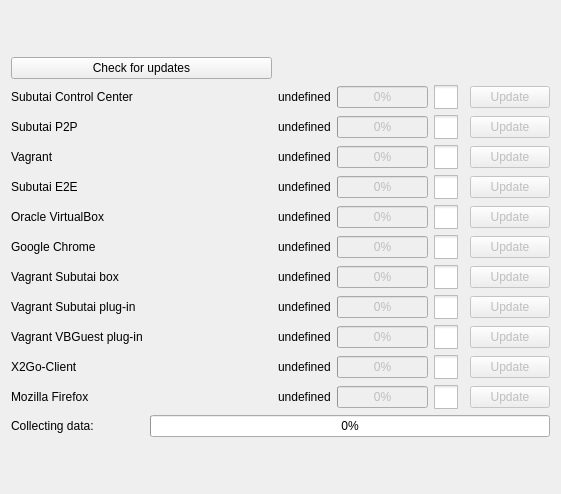
Qt form hub/forms/DlgAbout.ui (subutai-io/control-center) before a commit.
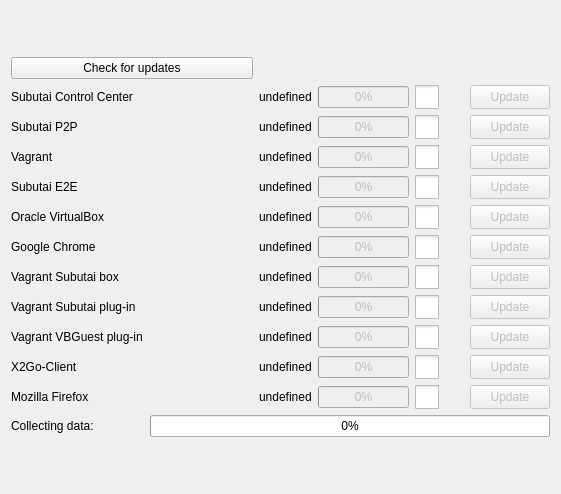
The same form after that commit. Icons and pictures are not drawn.

Commit message: added min  size of buttons(install, update)

The edit to the form file:
```diff
--- a/hub/forms/DlgAbout.ui
+++ b/hub/forms/DlgAbout.ui
@@ -49,11 +49,45 @@
      </item>
      <item row="0" column="0">
       <layout class="QGridLayout" name="gl_components" rowstretch="2,0,0,0,0,0,0,0,0,0,0,0,0,0" columnstretch="1,0,0,0,0">
+       <item row="12" column="2">
+        <widget class="QProgressBar" name="pb_x2go">
+         <property name="enabled">
+          <bool>false</bool>
+         </property>
+         <property name="sizePolicy">
+          <sizepolicy hsizetype="Preferred" vsizetype="Fixed">
+           <horstretch>0</horstretch>
+           <verstretch>0</verstretch>
+          </sizepolicy>
+         </property>
+         <property name="maximumSize">
+          <size>
+           <width>100</width>
+           <height>16777215</height>
+          </size>
+         </property>
+         <property name="value">
+          <number>0</number>
+         </property>
+        </widget>
+       </item>
        <item row="11" column="4">
         <widget class="QPushButton" name="btn_vbguest_plugin_update">
          <property name="enabled">
           <bool>false</bool>
          </property>
+         <property name="sizePolicy">
+          <sizepolicy hsizetype="Preferred" vsizetype="Fixed">
+           <horstretch>0</horstretch>
+           <verstretch>0</verstretch>
+          </sizepolicy>
+         </property>
+         <property name="maximumSize">
+          <size>
+           <width>80</width>
+           <height>30</height>
+          </size>
+         </property>
          <property name="text">
           <string>Update</string>
          </property>
@@ -64,21 +98,23 @@
          <property name="enabled">
           <bool>false</bool>
          </property>
+         <property name="sizePolicy">
+          <sizepolicy hsizetype="Preferred" vsizetype="Fixed">
+           <horstretch>0</horstretch>
+           <verstretch>0</verstretch>
+          </sizepolicy>
+         </property>
+         <property name="maximumSize">
+          <size>
+           <width>80</width>
+           <height>30</height>
+          </size>
+         </property>
          <property name="text">
           <string>Update</string>
          </property>
         </widget>
        </item>
-       <item row="10" column="2">
-        <widget class="QProgressBar" name="pb_subutai_plugin">
-         <property name="enabled">
-          <bool>false</bool>
-         </property>
-         <property name="value">
-          <number>0</number>
-         </property>
-        </widget>
-       </item>
        <item row="4" column="1">
         <widget class="QLabel" name="lbl_vagrant_version_val">
          <property name="text">
@@ -86,16 +122,6 @@
          </property>
         </widget>
        </item>
-       <item row="8" column="2">
-        <widget class="QProgressBar" name="pb_chrome">
-         <property name="enabled">
-          <bool>false</bool>
-         </property>
-         <property name="value">
-          <number>0</number>
-         </property>
-        </widget>
-       </item>
        <item row="1" column="1">
         <widget class="QLabel" name="lbl_tray_version_val">
          <property name="text">
@@ -108,6 +134,18 @@
          <property name="enabled">
           <bool>false</bool>
          </property>
+         <property name="sizePolicy">
+          <sizepolicy hsizetype="Preferred" vsizetype="Fixed">
+           <horstretch>0</horstretch>
+           <verstretch>0</verstretch>
+          </sizepolicy>
+         </property>
+         <property name="maximumSize">
+          <size>
+           <width>80</width>
+           <height>30</height>
+          </size>
+         </property>
          <property name="text">
           <string>Update</string>
          </property>
@@ -132,6 +170,18 @@
          <property name="enabled">
           <bool>false</bool>
          </property>
+         <property name="sizePolicy">
+          <sizepolicy hsizetype="Preferred" vsizetype="Fixed">
+           <horstretch>0</horstretch>
+           <verstretch>0</verstretch>
+          </sizepolicy>
+         </property>
+         <property name="maximumSize">
+          <size>
+           <width>80</width>
+           <height>30</height>
+          </size>
+         </property>
          <property name="text">
           <string>Update</string>
          </property>
@@ -159,6 +209,12 @@
            <verstretch>0</verstretch>
           </sizepolicy>
          </property>
+         <property name="maximumSize">
+          <size>
+           <width>242</width>
+           <height>16777215</height>
+          </size>
+         </property>
          <property name="text">
           <string>Check for updates</string>
          </property>
@@ -171,31 +227,23 @@
          </property>
         </widget>
        </item>
-       <item row="3" column="2">
-        <widget class="QProgressBar" name="pb_p2p">
-         <property name="enabled">
-          <bool>false</bool>
-         </property>
-         <property name="value">
-          <number>0</number>
-         </property>
-        </widget>
-       </item>
-       <item row="6" column="2">
-        <widget class="QProgressBar" name="pb_e2e">
-         <property name="enabled">
-          <bool>false</bool>
-         </property>
-         <property name="value">
-          <number>0</number>
-         </property>
-        </widget>
-       </item>
        <item row="4" column="4">
         <widget class="QPushButton" name="btn_vagrant_update">
          <property name="enabled">
           <bool>false</bool>
          </property>
+         <property name="sizePolicy">
+          <sizepolicy hsizetype="Preferred" vsizetype="Fixed">
+           <horstretch>0</horstretch>
+           <verstretch>0</verstretch>
+          </sizepolicy>
+         </property>
+         <property name="maximumSize">
+          <size>
+           <width>80</width>
+           <height>30</height>
+          </size>
+         </property>
          <property name="text">
           <string>Update</string>
          </property>
@@ -208,16 +256,6 @@
          </property>
         </widget>
        </item>
-       <item row="1" column="2">
-        <widget class="QProgressBar" name="pb_tray">
-         <property name="enabled">
-          <bool>false</bool>
-         </property>
-         <property name="value">
-          <number>0</number>
-         </property>
-        </widget>
-       </item>
        <item row="11" column="1">
         <widget class="QLabel" name="lbl_vbguest_plugin_version_val">
          <property name="text">
@@ -251,6 +289,18 @@
          <property name="enabled">
           <bool>false</bool>
          </property>
+         <property name="sizePolicy">
+          <sizepolicy hsizetype="Preferred" vsizetype="Fixed">
+           <horstretch>0</horstretch>
+           <verstretch>0</verstretch>
+          </sizepolicy>
+         </property>
+         <property name="maximumSize">
+          <size>
+           <width>80</width>
+           <height>30</height>
+          </size>
+         </property>
          <property name="text">
           <string>Update</string>
          </property>
@@ -261,21 +311,23 @@
          <property name="enabled">
           <bool>false</bool>
          </property>
+         <property name="sizePolicy">
+          <sizepolicy hsizetype="Preferred" vsizetype="Fixed">
+           <horstretch>0</horstretch>
+           <verstretch>0</verstretch>
+          </sizepolicy>
+         </property>
+         <property name="maximumSize">
+          <size>
+           <width>80</width>
+           <height>30</height>
+          </size>
+         </property>
          <property name="text">
           <string>Update</string>
          </property>
         </widget>
        </item>
-       <item row="13" column="2">
-        <widget class="QProgressBar" name="pb_firefox">
-         <property name="enabled">
-          <bool>false</bool>
-         </property>
-         <property name="value">
-          <number>0</number>
-         </property>
-        </widget>
-       </item>
        <item row="10" column="0">
         <widget class="QLabel" name="lbl_subutai_plugin_version">
          <property name="text">
@@ -316,6 +368,18 @@
          <property name="enabled">
           <bool>false</bool>
          </property>
+         <property name="sizePolicy">
+          <sizepolicy hsizetype="Preferred" vsizetype="Fixed">
+           <horstretch>0</horstretch>
+           <verstretch>0</verstretch>
+          </sizepolicy>
+         </property>
+         <property name="maximumSize">
+          <size>
+           <width>80</width>
+           <height>30</height>
+          </size>
+         </property>
          <property name="text">
           <string>Update</string>
          </property>
@@ -339,6 +403,18 @@
          <property name="enabled">
           <bool>false</bool>
          </property>
+         <property name="sizePolicy">
+          <sizepolicy hsizetype="Preferred" vsizetype="Fixed">
+           <horstretch>0</horstretch>
+           <verstretch>0</verstretch>
+          </sizepolicy>
+         </property>
+         <property name="maximumSize">
+          <size>
+           <width>80</width>
+           <height>30</height>
+          </size>
+         </property>
          <property name="text">
           <string>Update</string>
          </property>
@@ -349,6 +425,18 @@
          <property name="enabled">
           <bool>false</bool>
          </property>
+         <property name="sizePolicy">
+          <sizepolicy hsizetype="Preferred" vsizetype="Fixed">
+           <horstretch>0</horstretch>
+           <verstretch>0</verstretch>
+          </sizepolicy>
+         </property>
+         <property name="maximumSize">
+          <size>
+           <width>80</width>
+           <height>30</height>
+          </size>
+         </property>
          <property name="text">
           <string>Update</string>
          </property>
@@ -361,16 +449,6 @@
          </property>
         </widget>
        </item>
-       <item row="12" column="2">
-        <widget class="QProgressBar" name="pb_x2go">
-         <property name="enabled">
-          <bool>false</bool>
-         </property>
-         <property name="value">
-          <number>0</number>
-         </property>
-        </widget>
-       </item>
        <item row="9" column="0">
         <widget class="QLabel" name="lbl_subutai_box">
          <property name="text">
@@ -378,31 +456,23 @@
          </property>
         </widget>
        </item>
-       <item row="11" column="2">
-        <widget class="QProgressBar" name="pb_vbguest_plugin">
-         <property name="enabled">
-          <bool>false</bool>
-         </property>
-         <property name="value">
-          <number>0</number>
-         </property>
-        </widget>
-       </item>
-       <item row="4" column="2">
-        <widget class="QProgressBar" name="pb_vagrant">
-         <property name="enabled">
-          <bool>false</bool>
-         </property>
-         <property name="value">
-          <number>0</number>
-         </property>
-        </widget>
-       </item>
        <item row="12" column="4">
         <widget class="QPushButton" name="btn_x2go_update">
          <property name="enabled">
           <bool>false</bool>
          </property>
+         <property name="sizePolicy">
+          <sizepolicy hsizetype="Preferred" vsizetype="Fixed">
+           <horstretch>0</horstretch>
+           <verstretch>0</verstretch>
+          </sizepolicy>
+         </property>
+         <property name="maximumSize">
+          <size>
+           <width>80</width>
+           <height>30</height>
+          </size>
+         </property>
          <property name="text">
           <string>Update</string>
          </property>
@@ -415,26 +485,6 @@
          </property>
         </widget>
        </item>
-       <item row="7" column="2">
-        <widget class="QProgressBar" name="pb_oracle_virtualbox">
-         <property name="enabled">
-          <bool>false</bool>
-         </property>
-         <property name="value">
-          <number>0</number>
-         </property>
-        </widget>
-       </item>
-       <item row="9" column="2">
-        <widget class="QProgressBar" name="pb_subutai_box">
-         <property name="enabled">
-          <bool>false</bool>
-         </property>
-         <property name="value">
-          <number>0</number>
-         </property>
-        </widget>
-       </item>
        <item row="3" column="0">
         <widget class="QLabel" name="lbl_p2p_version">
          <property name="text">
@@ -444,6 +494,18 @@
        </item>
        <item row="1" column="3">
         <widget class="QCheckBox" name="cb_tray">
+         <property name="sizePolicy">
+          <sizepolicy hsizetype="Preferred" vsizetype="Fixed">
+           <horstretch>0</horstretch>
+           <verstretch>0</verstretch>
+          </sizepolicy>
+         </property>
+         <property name="maximumSize">
+          <size>
+           <width>16777215</width>
+           <height>30</height>
+          </size>
+         </property>
          <property name="styleSheet">
           <string notr="true">QCheckBox::indicator {
      width: 24px;
@@ -481,6 +543,18 @@
        </item>
        <item row="3" column="3">
         <widget class="QCheckBox" name="cb_p2p">
+         <property name="sizePolicy">
+          <sizepolicy hsizetype="Preferred" vsizetype="Fixed">
+           <horstretch>0</horstretch>
+           <verstretch>0</verstretch>
+          </sizepolicy>
+         </property>
+         <property name="maximumSize">
+          <size>
+           <width>16777215</width>
+           <height>30</height>
+          </size>
+         </property>
          <property name="styleSheet">
           <string notr="true">QCheckBox::indicator {
      width: 24px;
@@ -515,6 +589,18 @@
        </item>
        <item row="4" column="3">
         <widget class="QCheckBox" name="cb_vagrant">
+         <property name="sizePolicy">
+          <sizepolicy hsizetype="Preferred" vsizetype="Fixed">
+           <horstretch>0</horstretch>
+           <verstretch>0</verstretch>
+          </sizepolicy>
+         </property>
+         <property name="maximumSize">
+          <size>
+           <width>16777215</width>
+           <height>30</height>
+          </size>
+         </property>
          <property name="styleSheet">
           <string notr="true">QCheckBox::indicator {
      width: 24px;
@@ -549,6 +635,18 @@
        </item>
        <item row="6" column="3">
         <widget class="QCheckBox" name="cb_subutai_e2e">
+         <property name="sizePolicy">
+          <sizepolicy hsizetype="Preferred" vsizetype="Fixed">
+           <horstretch>0</horstretch>
+           <verstretch>0</verstretch>
+          </sizepolicy>
+         </property>
+         <property name="maximumSize">
+          <size>
+           <width>16777215</width>
+           <height>30</height>
+          </size>
+         </property>
          <property name="styleSheet">
           <string notr="true">QCheckBox::indicator {
      width: 24px;
@@ -583,6 +681,18 @@
        </item>
        <item row="7" column="3">
         <widget class="QCheckBox" name="cb_oracle_virtualbox">
+         <property name="sizePolicy">
+          <sizepolicy hsizetype="Preferred" vsizetype="Fixed">
+           <horstretch>0</horstretch>
+           <verstretch>0</verstretch>
+          </sizepolicy>
+         </property>
+         <property name="maximumSize">
+          <size>
+           <width>16777215</width>
+           <height>30</height>
+          </size>
+         </property>
          <property name="styleSheet">
           <string notr="true">QCheckBox::indicator {
      width: 24px;
@@ -617,6 +727,18 @@
        </item>
        <item row="8" column="3">
         <widget class="QCheckBox" name="cb_chrome">
+         <property name="sizePolicy">
+          <sizepolicy hsizetype="Preferred" vsizetype="Fixed">
+           <horstretch>0</horstretch>
+           <verstretch>0</verstretch>
+          </sizepolicy>
+         </property>
+         <property name="maximumSize">
+          <size>
+           <width>16777215</width>
+           <height>30</height>
+          </size>
+         </property>
          <property name="styleSheet">
           <string notr="true">QCheckBox::indicator {
      width: 24px;
@@ -651,6 +773,18 @@
        </item>
        <item row="9" column="3">
         <widget class="QCheckBox" name="cb_vagrant_box">
+         <property name="sizePolicy">
+          <sizepolicy hsizetype="Preferred" vsizetype="Fixed">
+           <horstretch>0</horstretch>
+           <verstretch>0</verstretch>
+          </sizepolicy>
+         </property>
+         <property name="maximumSize">
+          <size>
+           <width>16777215</width>
+           <height>30</height>
+          </size>
+         </property>
          <property name="styleSheet">
           <string notr="true">QCheckBox::indicator {
      width: 24px;
@@ -685,6 +819,18 @@
        </item>
        <item row="10" column="3">
         <widget class="QCheckBox" name="cb_vagrant_subtuai_plugin">
+         <property name="sizePolicy">
+          <sizepolicy hsizetype="Preferred" vsizetype="Fixed">
+           <horstretch>0</horstretch>
+           <verstretch>0</verstretch>
+          </sizepolicy>
+         </property>
+         <property name="maximumSize">
+          <size>
+           <width>16777215</width>
+           <height>30</height>
+          </size>
+         </property>
          <property name="styleSheet">
           <string notr="true">QCheckBox::indicator {
      width: 24px;
@@ -719,6 +865,18 @@
        </item>
        <item row="11" column="3">
         <widget class="QCheckBox" name="cb_vagrant_vbguest_plugin">
+         <property name="sizePolicy">
+          <sizepolicy hsizetype="Preferred" vsizetype="Fixed">
+           <horstretch>0</horstretch>
+           <verstretch>0</verstretch>
+          </sizepolicy>
+         </property>
+         <property name="maximumSize">
+          <size>
+           <width>16777215</width>
+           <height>30</height>
+          </size>
+         </property>
          <property name="styleSheet">
           <string notr="true">QCheckBox::indicator {
      width: 24px;
@@ -753,6 +911,18 @@
        </item>
        <item row="12" column="3">
         <widget class="QCheckBox" name="cb_x2goclient">
+         <property name="sizePolicy">
+          <sizepolicy hsizetype="Preferred" vsizetype="Fixed">
+           <horstretch>0</horstretch>
+           <verstretch>0</verstretch>
+          </sizepolicy>
+         </property>
+         <property name="maximumSize">
+          <size>
+           <width>16777215</width>
+           <height>30</height>
+          </size>
+         </property>
          <property name="styleSheet">
           <string notr="true">QCheckBox::indicator {
      width: 24px;
@@ -787,6 +957,18 @@
        </item>
        <item row="13" column="3">
         <widget class="QCheckBox" name="cb_firefox">
+         <property name="sizePolicy">
+          <sizepolicy hsizetype="Preferred" vsizetype="Fixed">
+           <horstretch>0</horstretch>
+           <verstretch>0</verstretch>
+          </sizepolicy>
+         </property>
+         <property name="maximumSize">
+          <size>
+           <width>16777215</width>
+           <height>30</height>
+          </size>
+         </property>
          <property name="styleSheet">
           <string notr="true">QCheckBox::indicator {
      width: 24px;
@@ -819,6 +1001,226 @@
          </property>
         </widget>
        </item>
+       <item row="9" column="2">
+        <widget class="QProgressBar" name="pb_subutai_box">
+         <property name="enabled">
+          <bool>false</bool>
+         </property>
+         <property name="sizePolicy">
+          <sizepolicy hsizetype="Preferred" vsizetype="Fixed">
+           <horstretch>0</horstretch>
+           <verstretch>0</verstretch>
+          </sizepolicy>
+         </property>
+         <property name="maximumSize">
+          <size>
+           <width>100</width>
+           <height>16777215</height>
+          </size>
+         </property>
+         <property name="value">
+          <number>0</number>
+         </property>
+        </widget>
+       </item>
+       <item row="7" column="2">
+        <widget class="QProgressBar" name="pb_oracle_virtualbox">
+         <property name="enabled">
+          <bool>false</bool>
+         </property>
+         <property name="sizePolicy">
+          <sizepolicy hsizetype="Preferred" vsizetype="Fixed">
+           <horstretch>0</horstretch>
+           <verstretch>0</verstretch>
+          </sizepolicy>
+         </property>
+         <property name="maximumSize">
+          <size>
+           <width>100</width>
+           <height>16777215</height>
+          </size>
+         </property>
+         <property name="value">
+          <number>0</number>
+         </property>
+        </widget>
+       </item>
+       <item row="8" column="2">
+        <widget class="QProgressBar" name="pb_chrome">
+         <property name="enabled">
+          <bool>false</bool>
+         </property>
+         <property name="sizePolicy">
+          <sizepolicy hsizetype="Preferred" vsizetype="Fixed">
+           <horstretch>0</horstretch>
+           <verstretch>0</verstretch>
+          </sizepolicy>
+         </property>
+         <property name="maximumSize">
+          <size>
+           <width>100</width>
+           <height>16777215</height>
+          </size>
+         </property>
+         <property name="value">
+          <number>0</number>
+         </property>
+        </widget>
+       </item>
+       <item row="4" column="2">
+        <widget class="QProgressBar" name="pb_vagrant">
+         <property name="enabled">
+          <bool>false</bool>
+         </property>
+         <property name="sizePolicy">
+          <sizepolicy hsizetype="Preferred" vsizetype="Fixed">
+           <horstretch>0</horstretch>
+           <verstretch>0</verstretch>
+          </sizepolicy>
+         </property>
+         <property name="maximumSize">
+          <size>
+           <width>100</width>
+           <height>16777215</height>
+          </size>
+         </property>
+         <property name="value">
+          <number>0</number>
+         </property>
+        </widget>
+       </item>
+       <item row="6" column="2">
+        <widget class="QProgressBar" name="pb_e2e">
+         <property name="enabled">
+          <bool>false</bool>
+         </property>
+         <property name="sizePolicy">
+          <sizepolicy hsizetype="Preferred" vsizetype="Fixed">
+           <horstretch>0</horstretch>
+           <verstretch>0</verstretch>
+          </sizepolicy>
+         </property>
+         <property name="maximumSize">
+          <size>
+           <width>100</width>
+           <height>16777215</height>
+          </size>
+         </property>
+         <property name="value">
+          <number>0</number>
+         </property>
+        </widget>
+       </item>
+       <item row="3" column="2">
+        <widget class="QProgressBar" name="pb_p2p">
+         <property name="enabled">
+          <bool>false</bool>
+         </property>
+         <property name="sizePolicy">
+          <sizepolicy hsizetype="Preferred" vsizetype="Fixed">
+           <horstretch>0</horstretch>
+           <verstretch>0</verstretch>
+          </sizepolicy>
+         </property>
+         <property name="maximumSize">
+          <size>
+           <width>100</width>
+           <height>16777215</height>
+          </size>
+         </property>
+         <property name="value">
+          <number>0</number>
+         </property>
+        </widget>
+       </item>
+       <item row="11" column="2">
+        <widget class="QProgressBar" name="pb_vbguest_plugin">
+         <property name="enabled">
+          <bool>false</bool>
+         </property>
+         <property name="sizePolicy">
+          <sizepolicy hsizetype="Preferred" vsizetype="Fixed">
+           <horstretch>0</horstretch>
+           <verstretch>0</verstretch>
+          </sizepolicy>
+         </property>
+         <property name="maximumSize">
+          <size>
+           <width>100</width>
+           <height>16777215</height>
+          </size>
+         </property>
+         <property name="value">
+          <number>0</number>
+         </property>
+        </widget>
+       </item>
+       <item row="10" column="2">
+        <widget class="QProgressBar" name="pb_subutai_plugin">
+         <property name="enabled">
+          <bool>false</bool>
+         </property>
+         <property name="sizePolicy">
+          <sizepolicy hsizetype="Preferred" vsizetype="Fixed">
+           <horstretch>0</horstretch>
+           <verstretch>0</verstretch>
+          </sizepolicy>
+         </property>
+         <property name="maximumSize">
+          <size>
+           <width>100</width>
+           <height>16777215</height>
+          </size>
+         </property>
+         <property name="value">
+          <number>0</number>
+         </property>
+        </widget>
+       </item>
+       <item row="13" column="2">
+        <widget class="QProgressBar" name="pb_firefox">
+         <property name="enabled">
+          <bool>false</bool>
+         </property>
+         <property name="sizePolicy">
+          <sizepolicy hsizetype="Preferred" vsizetype="Fixed">
+           <horstretch>0</horstretch>
+           <verstretch>0</verstretch>
+          </sizepolicy>
+         </property>
+         <property name="maximumSize">
+          <size>
+           <width>100</width>
+           <height>16777215</height>
+          </size>
+         </property>
+         <property name="value">
+          <number>0</number>
+         </property>
+        </widget>
+       </item>
+       <item row="1" column="2">
+        <widget class="QProgressBar" name="pb_tray">
+         <property name="enabled">
+          <bool>false</bool>
+         </property>
+         <property name="sizePolicy">
+          <sizepolicy hsizetype="Preferred" vsizetype="Fixed">
+           <horstretch>0</horstretch>
+           <verstretch>0</verstretch>
+          </sizepolicy>
+         </property>
+         <property name="maximumSize">
+          <size>
+           <width>100</width>
+           <height>16777215</height>
+          </size>
+         </property>
+         <property name="value">
+          <number>0</number>
+         </property>
+        </widget>
+       </item>
       </layout>
      </item>
     </layout>
```
